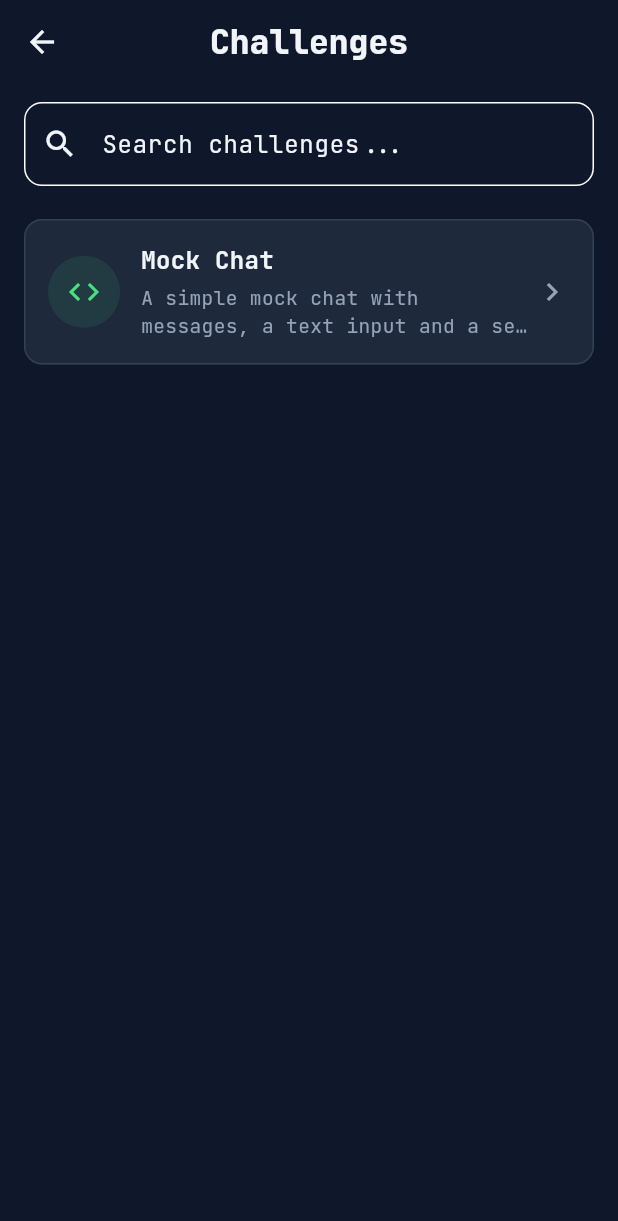
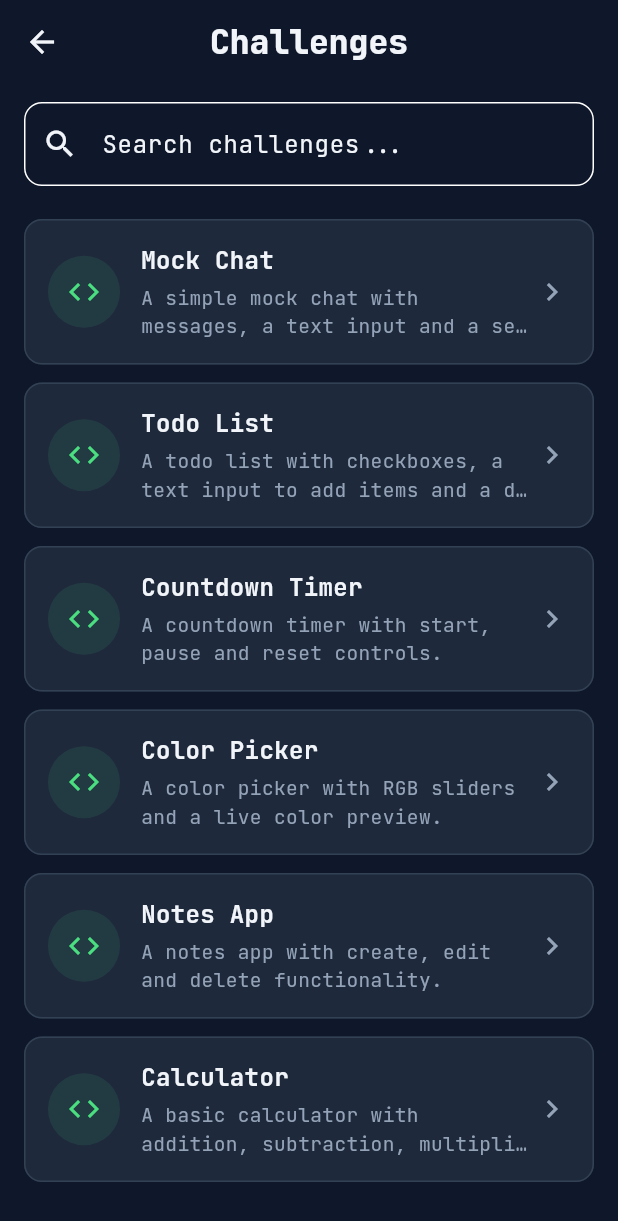
Before and after one commit to guilhermeeng99/flutter_base, a Flutter app: the screen it shows after launch, after a tap on "Start Learning", after a tap on "Explained Challenges", on a phone screen of 412 x 824 dp. Shown: the top 1221 px of the screen. Run offline on Flutter 3.47's test engine with Material 3 defaults, Android fonts, the phone set to English and light mode, and no system bars; our stand-ins replace flutter_bloc, freezed_annotation, go_router, google_fonts, slang_flutter; missing offline and left inert: slang; generated files the repository leaves out were written again.

Commit message:
[ADD] New challenges

```diff
--- a/lib/features/challenges/data/datasources/challenges_local_datasource.dart
+++ b/lib/features/challenges/data/datasources/challenges_local_datasource.dart
@@ -1,9 +1,21 @@
 import 'package:flutter_base/features/challenges/data/challenge_entry.dart';
+import 'package:flutter_base/features/challenges/data/datasources/items/calculator/data/calculator_entry.dart';
+import 'package:flutter_base/features/challenges/data/datasources/items/color_picker/data/color_picker_entry.dart';
+import 'package:flutter_base/features/challenges/data/datasources/items/countdown_timer/data/countdown_timer_entry.dart';
 import 'package:flutter_base/features/challenges/data/datasources/items/mock_simple_chat/data/mock_simple_chat_entry.dart';
+import 'package:flutter_base/features/challenges/data/datasources/items/notes_app/data/notes_app_entry.dart';
+import 'package:flutter_base/features/challenges/data/datasources/items/todo_list/data/todo_list_entry.dart';
 import 'package:flutter_base/features/challenges/domain/entities/challenge.dart';
 
 class ChallengesLocalDatasource {
-  static final allChallenges = <ChallengeEntry>[mockSimpleChat];
+  static final allChallenges = <ChallengeEntry>[
+    mockSimpleChat,
+    todoList,
+    countdownTimer,
+    colorPicker,
+    notesApp,
+    calculator,
+  ];
 
   List<Challenge> getAllChallenges() =>
       allChallenges.map((e) => e.challenge).toList();
--- /dev/null
+++ b/lib/features/challenges/data/datasources/items/calculator/data/calculator_entry.dart
@@ -0,0 +1,24 @@
+import 'package:flutter_base/features/challenges/data/challenge_entry.dart';
+import 'package:flutter_base/features/challenges/data/datasources/items/calculator/presentation/calculator_page.dart';
+import 'package:flutter_base/features/challenges/domain/entities/challenge.dart';
+import 'package:flutter_base/gen/assets.gen.dart';
+
+final calculator = ChallengeEntry(
+  challenge: Challenge(
+    id: 'calculator',
+    title: 'Calculator',
+    description:
+        'A basic calculator with addition, subtraction, multiplication and division.',
+    codeAssetPath: Assets
+        .lib
+        .features
+        .challenges
+        .data
+        .datasources
+        .items
+        .calculator
+        .presentation
+        .calculatorPage,
+  ),
+  builder: (_) => const CalculatorPage(),
+);
--- /dev/null
+++ b/lib/features/challenges/data/datasources/items/color_picker/data/color_picker_entry.dart
@@ -0,0 +1,23 @@
+import 'package:flutter_base/features/challenges/data/challenge_entry.dart';
+import 'package:flutter_base/features/challenges/data/datasources/items/color_picker/presentation/color_picker_page.dart';
+import 'package:flutter_base/features/challenges/domain/entities/challenge.dart';
+import 'package:flutter_base/gen/assets.gen.dart';
+
+final colorPicker = ChallengeEntry(
+  challenge: Challenge(
+    id: 'color_picker',
+    title: 'Color Picker',
+    description: 'A color picker with RGB sliders and a live color preview.',
+    codeAssetPath: Assets
+        .lib
+        .features
+        .challenges
+        .data
+        .datasources
+        .items
+        .colorPicker
+        .presentation
+        .colorPickerPage,
+  ),
+  builder: (_) => const ColorPickerPage(),
+);
--- /dev/null
+++ b/lib/features/challenges/data/datasources/items/countdown_timer/data/countdown_timer_entry.dart
@@ -0,0 +1,23 @@
+import 'package:flutter_base/features/challenges/data/challenge_entry.dart';
+import 'package:flutter_base/features/challenges/data/datasources/items/countdown_timer/presentation/countdown_timer_page.dart';
+import 'package:flutter_base/features/challenges/domain/entities/challenge.dart';
+import 'package:flutter_base/gen/assets.gen.dart';
+
+final countdownTimer = ChallengeEntry(
+  challenge: Challenge(
+    id: 'countdown_timer',
+    title: 'Countdown Timer',
+    description: 'A countdown timer with start, pause and reset controls.',
+    codeAssetPath: Assets
+        .lib
+        .features
+        .challenges
+        .data
+        .datasources
+        .items
+        .countdownTimer
+        .presentation
+        .countdownTimerPage,
+  ),
+  builder: (_) => const CountdownTimerPage(),
+);
--- /dev/null
+++ b/lib/features/challenges/data/datasources/items/notes_app/data/notes_app_entry.dart
@@ -0,0 +1,23 @@
+import 'package:flutter_base/features/challenges/data/challenge_entry.dart';
+import 'package:flutter_base/features/challenges/data/datasources/items/notes_app/presentation/notes_app_page.dart';
+import 'package:flutter_base/features/challenges/domain/entities/challenge.dart';
+import 'package:flutter_base/gen/assets.gen.dart';
+
+final notesApp = ChallengeEntry(
+  challenge: Challenge(
+    id: 'notes_app',
+    title: 'Notes App',
+    description: 'A notes app with create, edit and delete functionality.',
+    codeAssetPath: Assets
+        .lib
+        .features
+        .challenges
+        .data
+        .datasources
+        .items
+        .notesApp
+        .presentation
+        .notesAppPage,
+  ),
+  builder: (_) => const NotesAppPage(),
+);
--- /dev/null
+++ b/lib/features/challenges/data/datasources/items/todo_list/data/todo_list_entry.dart
@@ -0,0 +1,24 @@
+import 'package:flutter_base/features/challenges/data/challenge_entry.dart';
+import 'package:flutter_base/features/challenges/data/datasources/items/todo_list/presentation/todo_list_page.dart';
+import 'package:flutter_base/features/challenges/domain/entities/challenge.dart';
+import 'package:flutter_base/gen/assets.gen.dart';
+
+final todoList = ChallengeEntry(
+  challenge: Challenge(
+    id: 'todo_list',
+    title: 'Todo List',
+    description:
+        'A todo list with checkboxes, a text input to add items and a delete button.',
+    codeAssetPath: Assets
+        .lib
+        .features
+        .challenges
+        .data
+        .datasources
+        .items
+        .todoList
+        .presentation
+        .todoListPage,
+  ),
+  builder: (_) => const TodoListPage(),
+);
--- a/pubspec.yaml
+++ b/pubspec.yaml
@@ -51,5 +51,11 @@ flutter:
   assets:
     - lib/app/assets/i18n/
     - lib/app/assets/images/
+    #! Challenges
     - lib/features/challenges/data/datasources/items/mock_simple_chat/presentation/
+    - lib/features/challenges/data/datasources/items/todo_list/presentation/
+    - lib/features/challenges/data/datasources/items/countdown_timer/presentation/
+    - lib/features/challenges/data/datasources/items/color_picker/presentation/
+    - lib/features/challenges/data/datasources/items/notes_app/presentation/
+    - lib/features/challenges/data/datasources/items/calculator/presentation/
   uses-material-design: true
```
Also changed, not shown: lib/features/challenges/data/datasources/items/calculator/presentation/calculator_page.dart (added, +17 -0 lines), lib/features/challenges/data/datasources/items/color_picker/presentation/color_picker_page.dart (added, +17 -0 lines), lib/features/challenges/data/datasources/items/countdown_timer/presentation/countdown_timer_page.dart (added, +17 -0 lines), lib/features/challenges/data/datasources/items/mock_simple_chat/presentation/mock_simple_chat_page.dart (+19 -13 lines), lib/features/challenges/data/datasources/items/notes_app/presentation/notes_app_page.dart (added, +17 -0 lines), lib/features/challenges/data/datasources/items/todo_list/presentation/todo_list_page.dart (added, +123 -0 lines), lib/gen/assets.gen.dart (+121 -0 lines).
